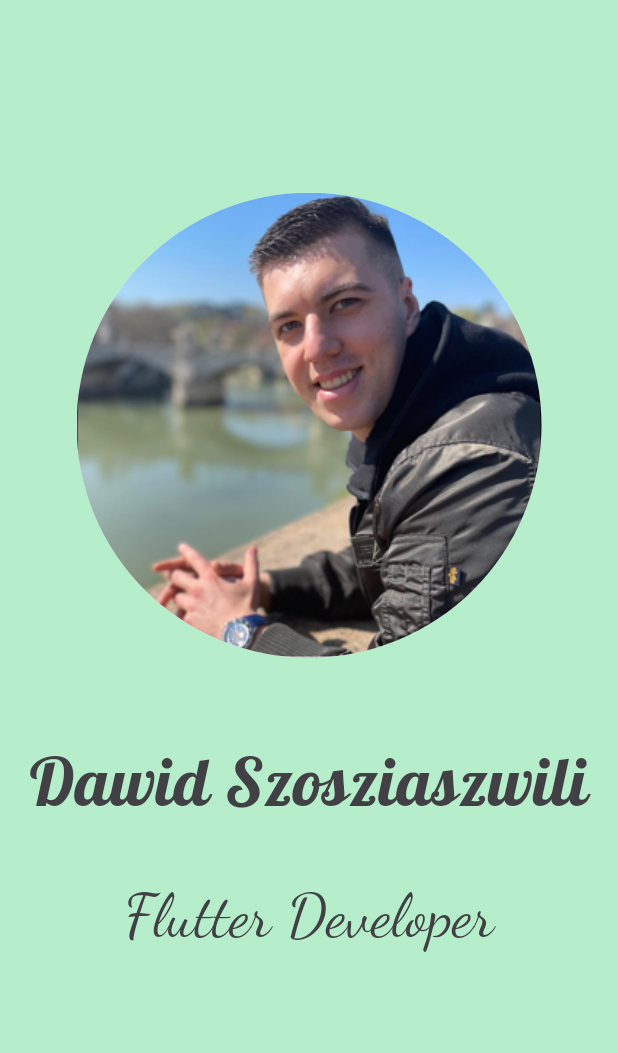
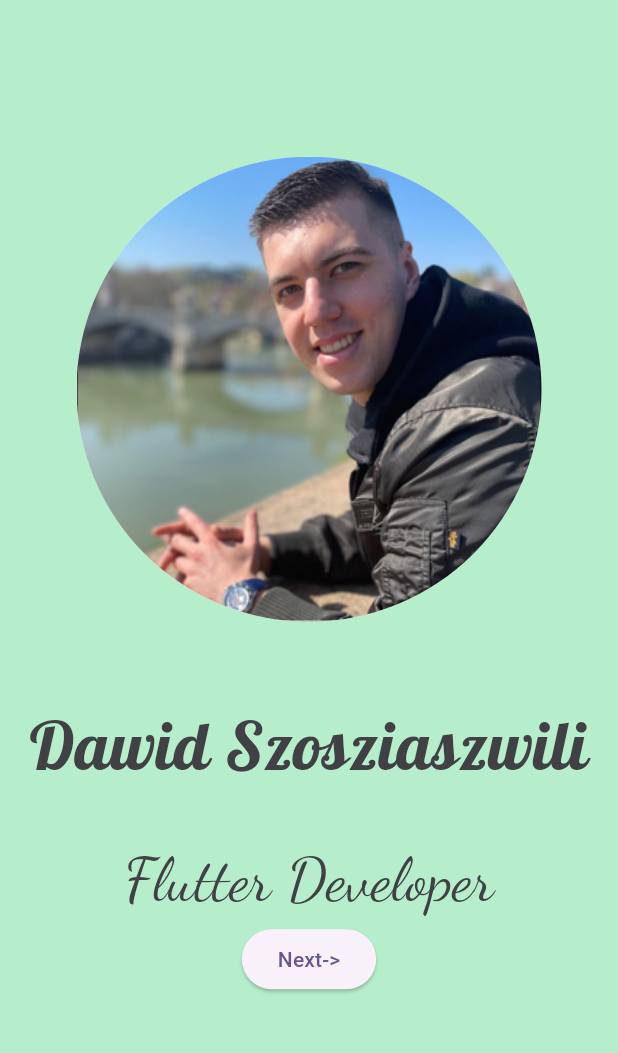
Before and after one commit to dawidszosziaszwili/get_to_know_me, a Flutter app: the screen it shows after launch, on a phone screen of 412 x 824 dp, the part 84-1137 px from its top. Run offline on Flutter 3.47's test engine with Material 2 defaults, Android fonts, the phone set to English and light mode, and no system bars; our stand-ins replace google_fonts.

Commit message:
Add ElevatedButton

```diff
--- a/lib/main.dart
+++ b/lib/main.dart
@@ -50,6 +50,10 @@ class MyApp extends StatelessWidget {
                   color: const Color.fromARGB(255, 64, 64, 69),
                 ),
               ),
+              ElevatedButton(
+                child: const Text('Next->'),
+                onPressed: () {},
+              )
             ],
           ),
         ),
```
